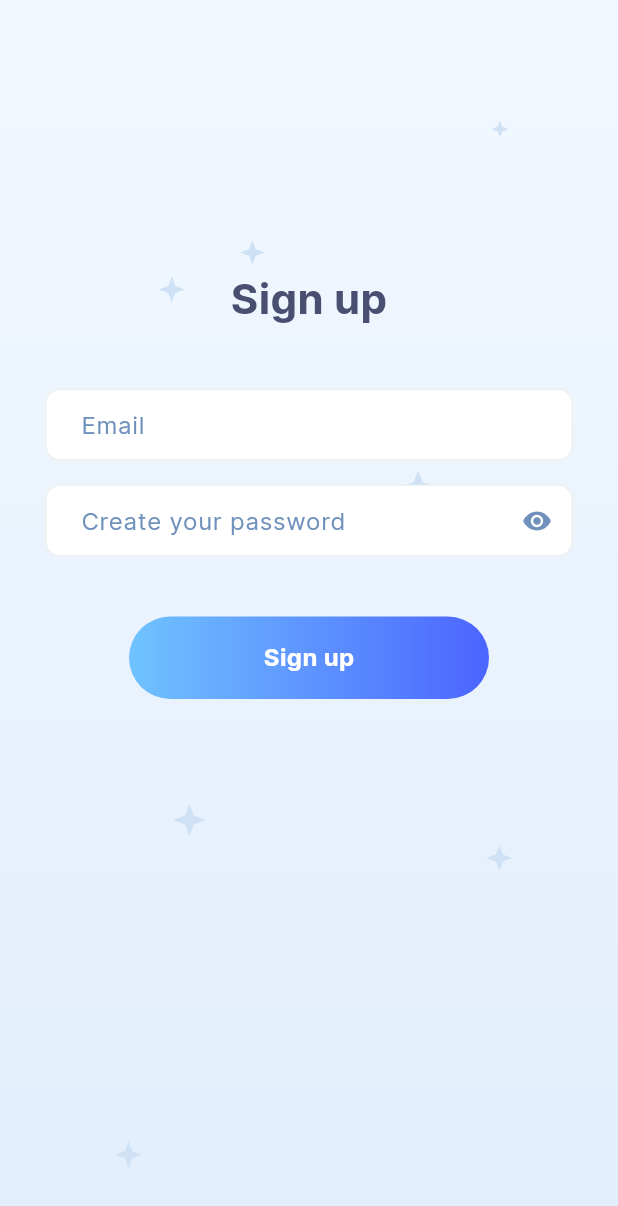
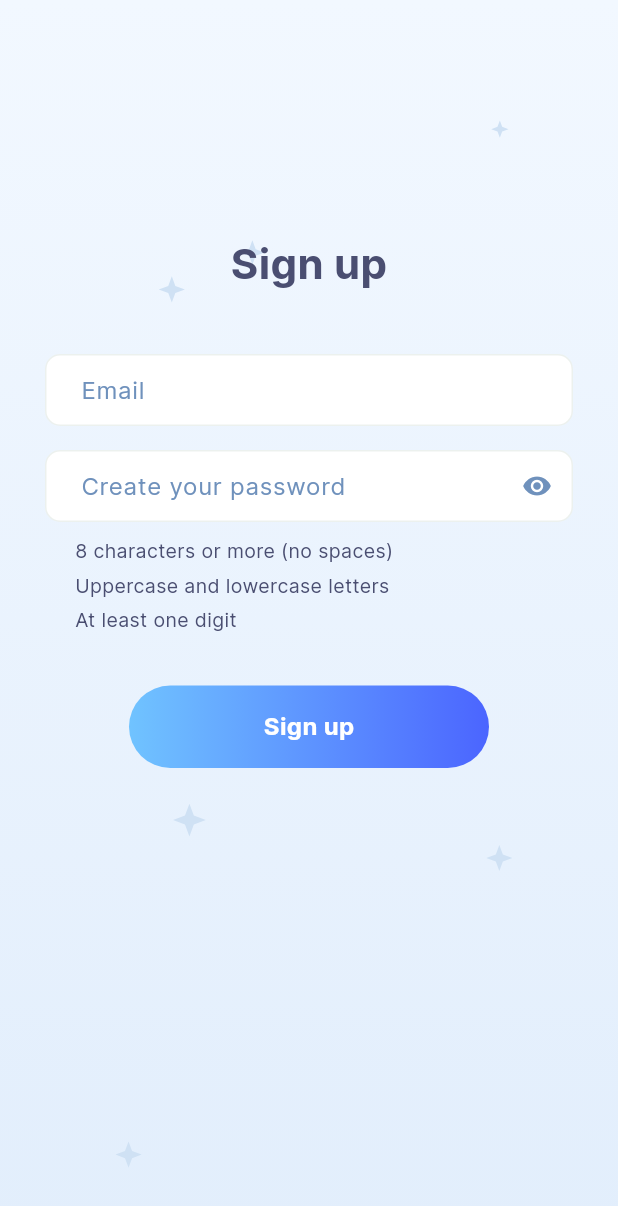
Before and after one commit to HreshchyshynT/auth_form, a Flutter app: the screen it shows after launch, on a phone screen of 412 x 824 dp. Shown: the top 1206 px of the screen. Run offline on Flutter 3.47's test engine with Material 3 defaults, Android fonts, the phone set to English and light mode, and no system bars; our stand-ins replace bloc_concurrency, equatable, flutter_bloc, flutter_svg.

Commit message:
added error hints on ui

```diff
--- a/lib/auth/presentation/auth_screen.dart
+++ b/lib/auth/presentation/auth_screen.dart
@@ -1,8 +1,12 @@
+import "package:auth_form/auth/domain/validation/email_error.dart";
+import "package:auth_form/auth/domain/validation/password_error.dart";
 import "package:auth_form/auth/presentation/auth_bloc.dart";
 import "package:auth_form/auth/presentation/contract/auth_event.dart";
+import "package:auth_form/auth/presentation/contract/auth_state.dart";
 import "package:auth_form/auth/presentation/widget/auth_button.dart";
 import "package:auth_form/auth/presentation/widget/auth_input.dart";
 import "package:auth_form/auth/presentation/widget/background.dart";
+import "package:auth_form/auth/presentation/widget/validations_list.dart";
 import "package:auth_form/theme/app_colors.dart";
 import "package:auth_form/theme/app_fonts.dart";
 import "package:auth_form/theme/app_strings.dart";
@@ -33,8 +37,8 @@ class AuthContent extends StatelessWidget {
 
   @override
   Widget build(BuildContext context) {
-    final bloc = context.read<AuthBloc>();
-    return Column(
+    return BlocBuilder<AuthBloc, AuthState>(
+      builder: (context, state) => Column(
         crossAxisAlignment: CrossAxisAlignment.center,
         mainAxisSize: MainAxisSize.min,
         children: [
@@ -58,10 +62,21 @@ class AuthContent extends StatelessWidget {
             ),
             child: AuthInput(
               hint: AppStrings.emailHint,
-            onChanged: (value) => bloc.add(AuthEvent.emailChanged(value)),
-            value: "",
+              onChanged: (value) =>
+                  context.read<AuthBloc>().add(AuthEvent.emailChanged(value)),
+              value: state.email,
               keyboardType: TextInputType.emailAddress,
               textInputAction: TextInputAction.next,
+              isValid: state.isEmailValid,
+            ),
+          ),
+          Container(
+            padding: const EdgeInsets.symmetric(horizontal: 50.0),
+            width: double.infinity,
+            child: ValidationsList(
+              validations: state.emailValidationStatus.map(
+                (key, value) => MapEntry(emailErrorText(key), value),
+              ),
             ),
           ),
           Padding(
@@ -71,10 +86,22 @@ class AuthContent extends StatelessWidget {
             ),
             child: AuthInput(
               hint: AppStrings.passwordHint,
-            onChanged: (value) => bloc.add(AuthEvent.passwordChanged(value)),
-            value: "",
+              onChanged: (value) => context
+                  .read<AuthBloc>()
+                  .add(AuthEvent.passwordChanged(value)),
+              value: state.password,
               keyboardType: TextInputType.visiblePassword,
               textInputAction: TextInputAction.done,
+              isValid: state.isPasswordValid,
+            ),
+          ),
+          Container(
+            padding: const EdgeInsets.symmetric(horizontal: 50.0),
+            width: double.infinity,
+            child: ValidationsList(
+              validations: state.passwordValidationStatus.map(
+                (key, value) => MapEntry(passwordErrorText(key), value),
+              ),
             ),
           ),
           Padding(
@@ -83,7 +110,8 @@ class AuthContent extends StatelessWidget {
               width: 240.0,
               child: AuthButton(
                 text: AppStrings.signUpButton,
-              onTap: () {},
+                onTap: () =>
+                    context.read<AuthBloc>().add(AuthEvent.signUpTap()),
               ),
             ),
           ),
@@ -91,6 +119,18 @@ class AuthContent extends StatelessWidget {
             flex: 2,
           ),
         ],
+      ),
     );
   }
+
+  String emailErrorText(EmailError error) => switch (error) {
+        EmailError.wrongPattern => AppStrings.emailPatternError,
+        EmailError.empty => AppStrings.emailEmptyError,
+      };
+
+  String passwordErrorText(PasswordError error) => switch (error) {
+        PasswordError.tooShort => AppStrings.passwordMinLengthHint,
+        PasswordError.noUpperLowerCase => AppStrings.passwordCaseHint,
+        PasswordError.noDigits => AppStrings.passwordDigitHint,
+      };
 }
--- a/lib/auth/presentation/contract/auth_state.dart
+++ b/lib/auth/presentation/contract/auth_state.dart
@@ -15,6 +15,12 @@ final class AuthState extends Equatable {
   final String password;
   final Map<EmailError, ValidationStatus> emailValidationStatus;
   final Map<PasswordError, ValidationStatus> passwordValidationStatus;
+
+  bool get isPasswordValid => !passwordValidationStatus.values
+      .any((status) => status == ValidationStatus.invalid);
+
+  bool get isEmailValid => !emailValidationStatus.values
+      .any((status) => status == ValidationStatus.invalid);
 
   static const initial = AuthState(
     email: "",
--- a/lib/auth/presentation/widget/auth_input.dart
+++ b/lib/auth/presentation/widget/auth_input.dart
@@ -10,9 +10,11 @@ class AuthInput extends StatefulWidget {
     required this.value,
     required this.keyboardType,
     required this.textInputAction,
+    required this.isValid,
   });
 
   final String hint;
+  final bool isValid;
   final TextInputType keyboardType;
   final void Function(String) onChanged;
   final String value;
@@ -34,11 +36,11 @@ class _AuthInputState extends State<AuthInput> {
       keyboardType: widget.keyboardType,
       obscureText: isObscured,
       textInputAction: widget.textInputAction,
-      style: const TextStyle(
+      style: TextStyle(
         fontFamily: AppFonts.inter,
         fontWeight: FontWeight.w400,
         fontSize: 16.0,
-        color: AppColors.darkStateBlue,
+        color: widget.isValid ? AppColors.darkStateBlue : AppColors.borderError,
       ),
       decoration: InputDecoration(
         hoverColor: AppColors.transparent,
@@ -46,14 +48,14 @@ class _AuthInputState extends State<AuthInput> {
           vertical: 12.0,
           horizontal: 20.0,
         ),
-        hintStyle: const TextStyle(
+        hintStyle: TextStyle(
           fontFamily: AppFonts.inter,
           fontWeight: FontWeight.w400,
           fontSize: 16.0,
-          color: AppColors.blueGrey,
+          color: widget.isValid ? AppColors.blueGrey : AppColors.borderError,
         ),
         hintText: widget.hint,
-        fillColor: AppColors.white,
+        fillColor: widget.isValid ? AppColors.white : AppColors.backgroundError,
         filled: true,
         border: const OutlineInputBorder(
           borderRadius: AuthInput.borderRadius,
@@ -62,18 +64,20 @@ class _AuthInputState extends State<AuthInput> {
             width: 1.0,
           ),
         ),
-        enabledBorder: const OutlineInputBorder(
+        enabledBorder: OutlineInputBorder(
           borderRadius: AuthInput.borderRadius,
           borderSide: BorderSide(
             // todo: add is validation check
-            color: true ? AppColors.darkBlueAlpha20 : AppColors.borderError,
+            color: widget.isValid
+                ? AppColors.darkBlueAlpha20
+                : AppColors.borderError,
             width: 1.0,
           ),
         ),
-        focusedBorder: const OutlineInputBorder(
+        focusedBorder: OutlineInputBorder(
           borderRadius: AuthInput.borderRadius,
           borderSide: BorderSide(
-            color: AppColors.blueGrey,
+            color: widget.isValid ? AppColors.blueGrey : AppColors.borderError,
             width: 1.0, // Making focused border slightly thicker
           ),
         ),
@@ -82,7 +86,9 @@ class _AuthInputState extends State<AuthInput> {
                 iconSize: 20.0,
                 icon: Icon(
                   isObscured ? Icons.visibility : Icons.visibility_off,
-                  color: AppColors.blueGrey,
+                  color: widget.isValid
+                      ? AppColors.blueGrey
+                      : AppColors.borderError,
                 ),
                 onPressed: () => setState(() => isObscured = !isObscured),
               )
--- /dev/null
+++ b/lib/auth/presentation/widget/validations_list.dart
@@ -0,0 +1,57 @@
+import "package:auth_form/auth/presentation/model/validation_status.dart";
+import "package:auth_form/theme/app_colors.dart";
+import "package:auth_form/theme/app_fonts.dart";
+import "package:flutter/widgets.dart";
+
+class ValidationsList extends StatelessWidget {
+  const ValidationsList({
+    super.key,
+    required this.validations,
+  });
+
+  final Map<String, ValidationStatus> validations;
+
+  @override
+  Widget build(BuildContext context) {
+    return Column(
+      crossAxisAlignment: CrossAxisAlignment.start,
+      children: [
+        for (final entry in validations.entries)
+          Padding(
+            padding: const EdgeInsets.symmetric(vertical: 2.0),
+            child: _ValidationText(
+              text: entry.key,
+              status: entry.value,
+            ),
+          ),
+      ],
+    );
+  }
+}
+
+class _ValidationText extends StatelessWidget {
+  const _ValidationText({
+    required this.text,
+    required this.status,
+  });
+  final String text;
+  final ValidationStatus status;
+
+  @override
+  Widget build(BuildContext context) {
+    return Text(
+      text,
+      textAlign: TextAlign.start,
+      style: TextStyle(
+        fontFamily: AppFonts.inter,
+        fontWeight: FontWeight.w400,
+        fontSize: 13.0,
+        color: switch (status) {
+          ValidationStatus.valid => AppColors.greenAlpha70,
+          ValidationStatus.invalid => AppColors.borderError,
+          ValidationStatus.none => AppColors.darkStateBlue,
+        },
+      ),
+    );
+  }
+}
--- a/lib/theme/app_colors.dart
+++ b/lib/theme/app_colors.dart
@@ -10,5 +10,6 @@ class AppColors {
   static const white = Color(0xFFFFFFFF);
   static const blueGrey = Color(0xFF6F91BC);
   static const green = Color(0xFF27B274);
+  static const greenAlpha70 = Color(0xB327B274);
   static const transparent = Color(0x00000000);
 }
--- a/lib/theme/app_strings.dart
+++ b/lib/theme/app_strings.dart
@@ -5,7 +5,8 @@ final class AppStrings {
   static const emailHint = "Email";
   static const passwordHint = "Create your password";
   static const signUpButton = "Sign up";
-  static const emailError = "Invalid email address";
+  static const emailPatternError = "Invalid email address";
+  static const emailEmptyError = "Email empty";
 
   static const passwordMinLengthHint = "8 characters or more (no spaces)";
   static const passwordCaseHint = "Uppercase and lowercase letters";
```
Lines whose indentation alone changed are shown as unchanged.
